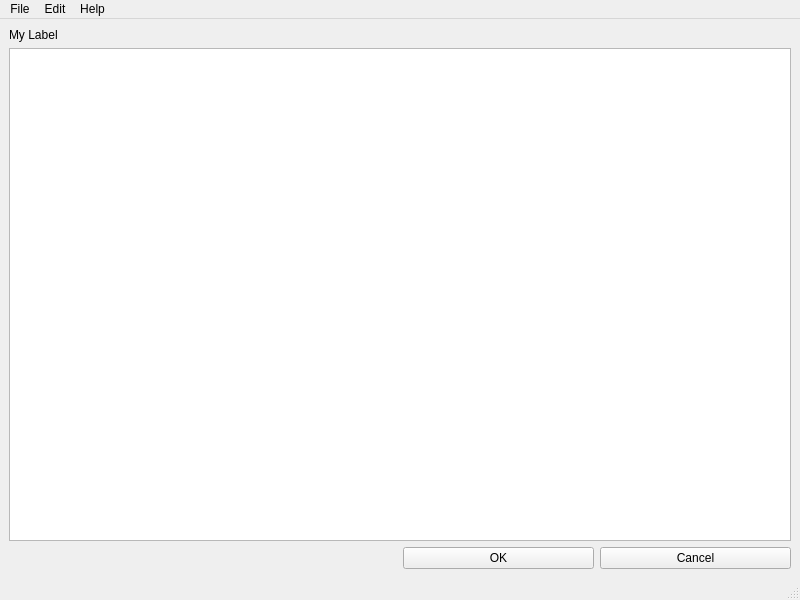
Above: src/views/designer/mainwindow.ui from pauliacomi/pyGAPS-gui before the change. Below: the same form after it.
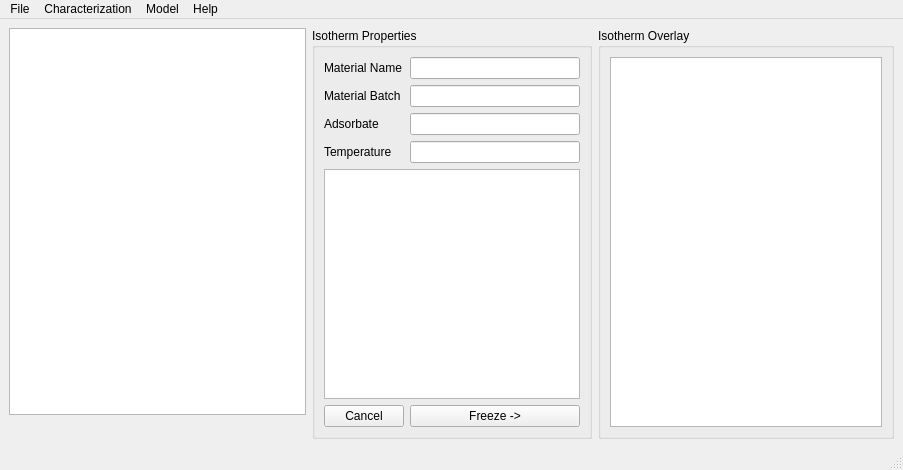
That is the form after the change. Icons and pictures are not drawn.

Diff of the .ui file:
```diff
--- a/src/views/designer/mainwindow.ui
+++ b/src/views/designer/mainwindow.ui
@@ -6,8 +6,8 @@
    <rect>
     <x>0</x>
     <y>0</y>
-    <width>800</width>
-    <height>600</height>
+    <width>903</width>
+    <height>470</height>
    </rect>
   </property>
   <property name="windowTitle">
@@ -19,49 +19,109 @@
   </property>
   <widget class="QWidget" name="centralwidget">
    <layout class="QGridLayout" name="gridLayout">
+    <item row="0" column="10" rowspan="5">
+     <widget class="QGroupBox" name="propertiesGroup">
+      <property name="sizePolicy">
+       <sizepolicy hsizetype="Maximum" vsizetype="Expanding">
+        <horstretch>0</horstretch>
+        <verstretch>0</verstretch>
+       </sizepolicy>
+      </property>
+      <property name="title">
+       <string>Isotherm Properties</string>
+      </property>
+      <layout class="QGridLayout" name="gridLayout_2">
+       <item row="2" column="1">
+        <widget class="QLineEdit" name="adsorbateLineEdit"/>
+       </item>
+       <item row="3" column="0">
+        <widget class="QLabel" name="temperatureLabel">
+         <property name="text">
+          <string>Temperature</string>
+         </property>
+        </widget>
+       </item>
+       <item row="3" column="1">
+        <widget class="QLineEdit" name="temperatureLineEdit"/>
+       </item>
+       <item row="4" column="0" colspan="2">
+        <widget class="QTextBrowser" name="textBrowser"/>
+       </item>
+       <item row="1" column="1">
+        <widget class="QLineEdit" name="materialBatchLineEdit"/>
+       </item>
+       <item row="0" column="1">
+        <widget class="QLineEdit" name="materialNameLineEdit"/>
+       </item>
+       <item row="1" column="0">
+        <widget class="QLabel" name="materialBatchLabel">
+         <property name="text">
+          <string>Material Batch</string>
+         </property>
+        </widget>
+       </item>
+       <item row="2" column="0">
+        <widget class="QLabel" name="adsorbateLabel">
+         <property name="text">
+          <string>Adsorbate</string>
+         </property>
+        </widget>
+       </item>
+       <item row="0" column="0">
+        <widget class="QLabel" name="materialNameLabel">
+         <property name="text">
+          <string>Material Name</string>
+         </property>
+        </widget>
+       </item>
+       <item row="5" column="0">
+        <widget class="QPushButton" name="cancelButton">
+         <property name="text">
+          <string>Cancel</string>
+         </property>
+        </widget>
+       </item>
+       <item row="5" column="1">
+        <widget class="QPushButton" name="okButton">
+         <property name="sizePolicy">
+          <sizepolicy hsizetype="Minimum" vsizetype="Fixed">
+           <horstretch>0</horstretch>
+           <verstretch>0</verstretch>
+          </sizepolicy>
+         </property>
+         <property name="text">
+          <string>Freeze -&gt;</string>
+         </property>
+        </widget>
+       </item>
+      </layout>
+     </widget>
+    </item>
     <item row="0" column="0">
-     <widget class="QLabel" name="myLabel">
-      <property name="text">
-       <string>My Label</string>
-      </property>
-     </widget>
+     <layout class="QGridLayout" name="explorerGroup">
+      <item row="0" column="0">
+       <widget class="QListView" name="isoExplorer"/>
+      </item>
+     </layout>
     </item>
-    <item row="2" column="3">
-     <widget class="QPushButton" name="cancelButton">
-      <property name="text">
-       <string>Cancel</string>
-      </property>
-     </widget>
-    </item>
-    <item row="2" column="2">
-     <widget class="QPushButton" name="okButton">
+    <item row="0" column="11" rowspan="5">
+     <widget class="QGroupBox" name="graphGroup">
       <property name="sizePolicy">
-       <sizepolicy hsizetype="Minimum" vsizetype="Fixed">
+       <sizepolicy hsizetype="Expanding" vsizetype="Preferred">
         <horstretch>0</horstretch>
         <verstretch>0</verstretch>
        </sizepolicy>
       </property>
-      <property name="text">
-       <string>OK</string>
+      <property name="title">
+       <string>Isotherm Overlay</string>
       </property>
+      <layout class="QGridLayout" name="gridLayout_3">
+       <item row="0" column="0">
+        <widget class="QGraphicsView" name="graphicsView"/>
+       </item>
+      </layout>
      </widget>
     </item>
-    <item row="1" column="0" colspan="4">
-     <widget class="QTextBrowser" name="textBrowser"/>
-    </item>
-    <item row="2" column="0" colspan="2">
-     <spacer name="horizontalSpacer">
-      <property name="orientation">
-       <enum>Qt::Horizontal</enum>
-      </property>
-      <property name="sizeHint" stdset="0">
-       <size>
-        <width>40</width>
-        <height>20</height>
-       </size>
-      </property>
-     </spacer>
-    </item>
    </layout>
   </widget>
   <widget class="QMenuBar" name="menubar">
@@ -69,8 +129,8 @@
     <rect>
      <x>0</x>
      <y>0</y>
-     <width>800</width>
-     <height>23</height>
+     <width>903</width>
+     <height>21</height>
     </rect>
    </property>
    <widget class="QMenu" name="menuFile">
@@ -82,9 +142,9 @@
     <addaction name="separator"/>
     <addaction name="actionQuit"/>
    </widget>
-   <widget class="QMenu" name="menuEdit">
+   <widget class="QMenu" name="menuCharact">
     <property name="title">
-     <string>Edit</string>
+     <string>Characterization</string>
     </property>
     <addaction name="actionCopy"/>
    </widget>
@@ -94,8 +154,16 @@
     </property>
     <addaction name="actionAbout"/>
    </widget>
+   <widget class="QMenu" name="menuModel">
+    <property name="title">
+     <string>Model</string>
+    </property>
+    <addaction name="actionModel_By"/>
+    <addaction name="actionGuess_Model"/>
+   </widget>
    <addaction name="menuFile"/>
-   <addaction name="menuEdit"/>
+   <addaction name="menuCharact"/>
+   <addaction name="menuModel"/>
    <addaction name="menuHelp"/>
   </widget>
   <widget class="QStatusBar" name="statusbar"/>
```
Left out of the diff: 73 changed lines with no effect on the pictures.
